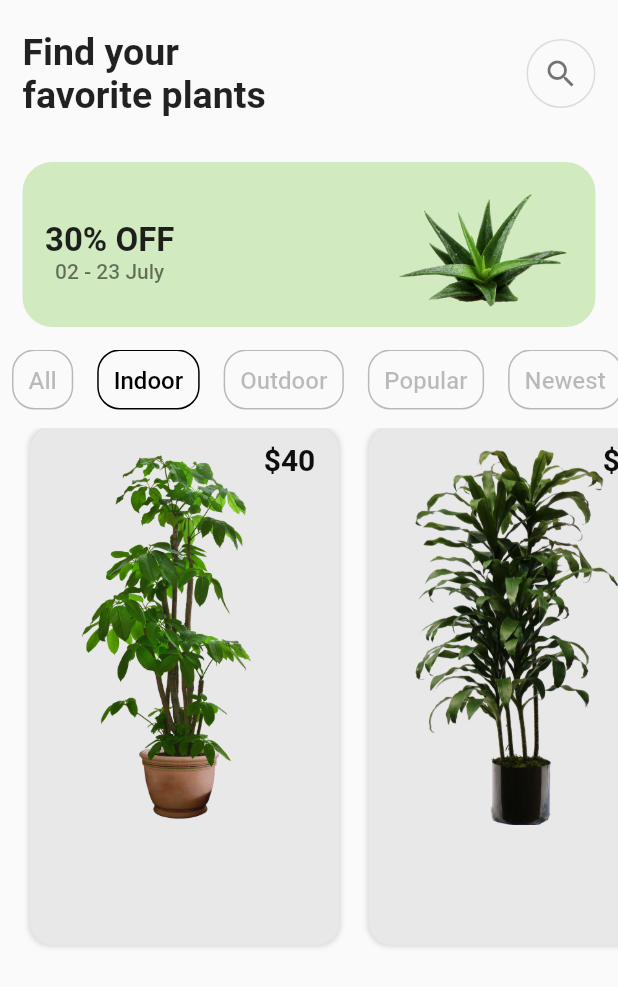
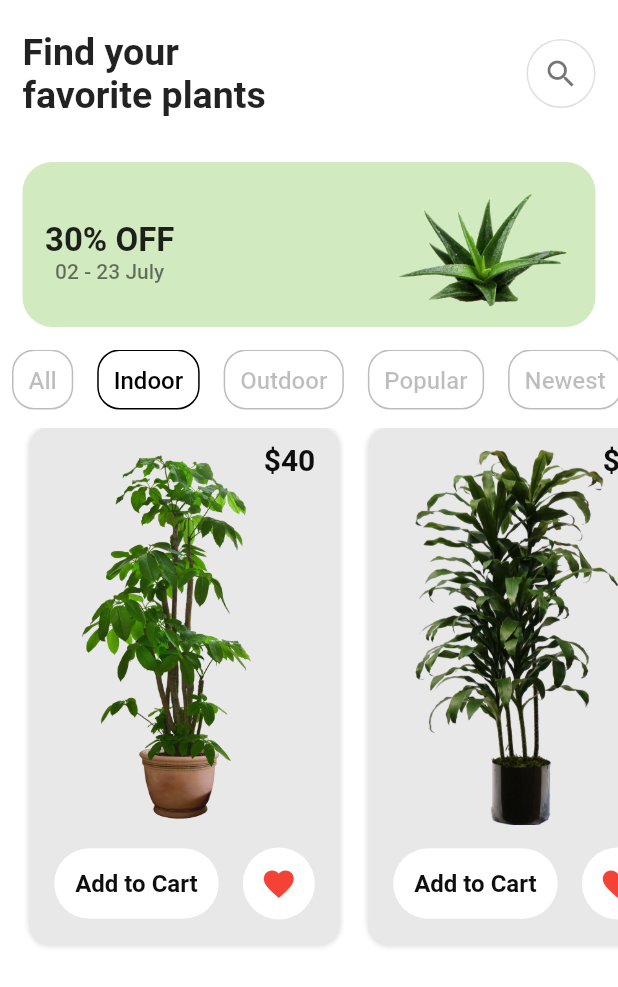
Before and after one commit to KHALMATOV-FARRUKH/plant_app_ui, a Flutter app: the HomeScreen screen opened directly, on a phone screen of 412 x 824 dp. Shown: the top 987 px of the screen. Run offline on Flutter 3.47's test engine with Material 2 defaults, Android fonts, the phone set to English and light mode, and no system bars.

Commit message:
Added button "Add to Cart" & "Like" button

```diff
--- a/lib/home_screen.dart
+++ b/lib/home_screen.dart
@@ -12,8 +12,9 @@ class HomeScreen extends StatelessWidget {
 
   @override
   Widget build(BuildContext context) {
-    return Material(
-      child: SafeArea(
+    return Scaffold(
+    backgroundColor: Colors.white,
+      body: SafeArea(
         child: SingleChildScrollView(
           child: Column(
             children: [
@@ -152,7 +153,7 @@ class HomeScreen extends StatelessWidget {
                                       Padding(
                                         padding: const EdgeInsets.all(15),
                                         child: Image.asset(
-                                            "assets/images/Plant${index + 1}.png"),
+                                            "assets/images/Plant${index +1}.png"),
                                       ),
                                       Padding(
                                         padding: const EdgeInsets.only(
@@ -167,6 +168,36 @@ class HomeScreen extends StatelessWidget {
                                       ),
                                     ],
                                   ),
+                                ),
+                                Row(
+                                  mainAxisAlignment:
+                                      MainAxisAlignment.spaceEvenly,
+                                  children: [
+                                    Container(
+                                      padding: const EdgeInsets.all(14),
+                                      decoration: BoxDecoration(
+                                        borderRadius: BorderRadius.circular(30),
+                                        color: Colors.white,
+                                      ),
+                                      child: const Text(
+                                        "Add to Cart",
+                                        style: TextStyle(
+                                          fontSize: 16,
+                                          color: ColorsApp.blClr,
+                                          fontWeight: FontWeight.bold,
+                                        ),
+                                      ),
+                                    ),
+                                    Container(
+                                      padding: const EdgeInsets.all(12),
+                                      decoration: BoxDecoration(
+                                        borderRadius: BorderRadius.circular(30),
+                                        color: Colors.white,
+                                      ),
+                                      child: const Icon(Icons.favorite,
+                                          color: Colors.red),
+                                    ),
+                                  ],
                                 ),
                               ],
                             ),
```
